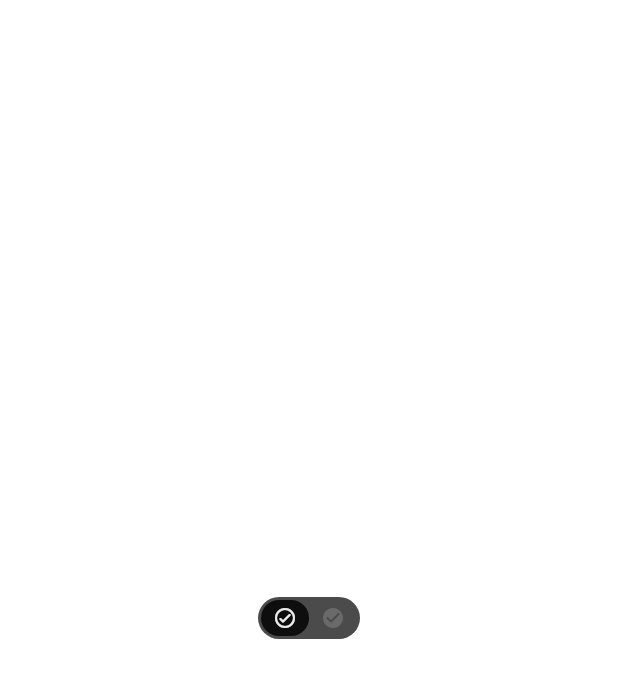
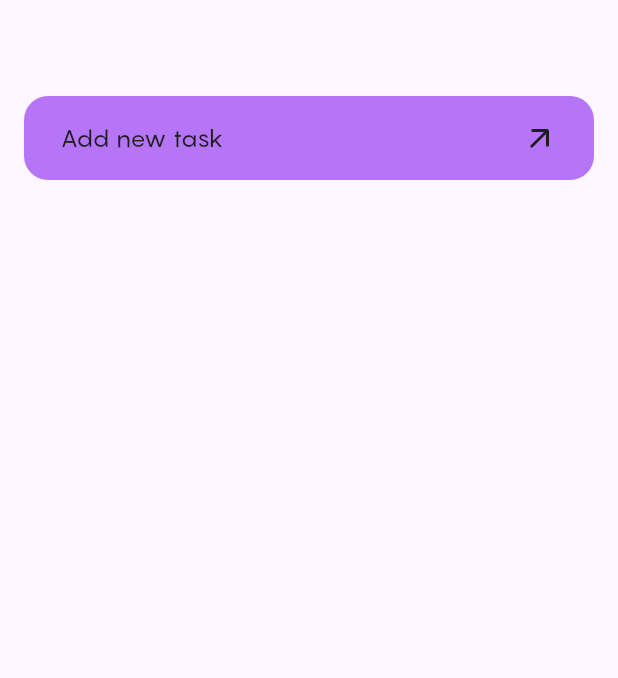
Before and after one commit to andreaaazo/fludo, a Flutter app: the screen it shows after launch, on a phone screen of 412 x 824 dp. Shown: the top 678 px of the screen. Run offline on Flutter 3.47's test engine with Material 3 defaults, Android fonts, the phone set to English and light mode, and no system bars.

Commit message:
build(button,text): Added widget button, text, text_style, font Pangram, grid. Updated colors.

```diff
--- a/lib/main.dart
+++ b/lib/main.dart
@@ -1,5 +1,6 @@
+import 'package:fludo/ui/style/grid.dart';
 import 'package:flutter/material.dart';
-import 'package:fludo/ui/switch.dart';
+import 'package:fludo/ui/button.dart';
 
 void main() => runApp(const FludoApp());
 
@@ -8,9 +9,15 @@ class FludoApp extends StatelessWidget {
 
   @override
   Widget build(BuildContext context) {
-    return Container(
-      alignment: Alignment.center,
-      child: const SwitchButton(),
+    return const MaterialApp(
+      home: Scaffold(
+        body: Grid(
+          child: UIButton(
+            text: "Add new task",
+            icon: Icons.arrow_outward_rounded,
+          ),
+        ),
+      ),
     );
   }
 }
--- /dev/null
+++ b/lib/ui/button.dart
@@ -0,0 +1,73 @@
+import 'package:fludo/ui/style/constants.dart';
+import 'package:fludo/ui/icon.dart';
+import 'package:flutter/material.dart';
+import 'package:fludo/ui/text.dart';
+
+/// UIButton is a custom button widget that displays text and an icon.
+///
+/// It changes its appearance when tapped, providing visual feedback to the user.
+
+class UIButton extends StatefulWidget {
+  final String text;
+  final IconData icon;
+
+  const UIButton({Key? key, required this.text, required this.icon})
+      : super(key: key);
+
+  @override
+  State<UIButton> createState() => _UIButtonState();
+}
+
+class _UIButtonState extends State<UIButton> {
+  /// Background color of the button.
+  Color _background = UIColors.bgPrimaryDefault;
+
+  /// Text color of the button.
+  Color _textColor = UIColors.textInvertedWeak;
+
+  @override
+  Widget build(BuildContext context) {
+    return GestureDetector(
+      onTapUp: _handleTap,
+      onTapDown: _handleTap,
+      child: AnimatedContainer(
+        duration: const Duration(milliseconds: 200),
+        curve: Curves.easeInOutCubic,
+        decoration: BoxDecoration(
+          borderRadius: const BorderRadius.all(Radius.circular(16)),
+          color: _background,
+        ),
+        padding: const EdgeInsets.symmetric(horizontal: 24, vertical: 16),
+        child: Row(
+          textDirection: TextDirection.ltr,
+          mainAxisAlignment: MainAxisAlignment.spaceBetween,
+          crossAxisAlignment: CrossAxisAlignment.start,
+          mainAxisSize: MainAxisSize.max,
+          children: [
+            P100(
+              widget.text,
+              color: _textColor,
+            ),
+            UIIcon(
+              widget.icon,
+              type: 1,
+              color: _textColor,
+            ),
+          ],
+        ),
+      ),
+    );
+  }
+
+  /// Handles tap events by updating button appearance.
+  void _handleTap(_) {
+    setState(() {
+      _background = _background == UIColors.bgPrimaryDefault
+          ? UIColors.bgPrimaryActive
+          : UIColors.bgPrimaryDefault;
+      _textColor = _background == UIColors.bgPrimaryDefault
+          ? UIColors.textInvertedWeak
+          : UIColors.textInvertedDefault;
+    });
+  }
+}
--- /dev/null
+++ b/lib/ui/icon.dart
@@ -0,0 +1,16 @@
+import 'package:flutter/material.dart';
+
+class UIIcon extends Icon {
+  const UIIcon(
+    IconData icon, {
+    required int type,
+    required Color color,
+    Key? key,
+  }) : super(
+          icon,
+          key: key,
+          size: type == 1 ? 24 : 16,
+          weight: 300,
+          color: color,
+        );
+}
--- a/lib/ui/constants.dart
+++ b/lib/ui/style/constants.dart
@@ -6,4 +6,8 @@ class UIColors {
   static Color sliderActive = const Color(0xFF303030);
   static Color iconDisabled = const Color(0xFF6A6A6A);
   static Color iconDefault = const Color(0xFFEBEBEB);
+  static Color bgPrimaryDefault = const Color(0xFFB675F6);
+  static Color bgPrimaryActive = const Color(0xFFCEA1FA);
+  static Color textInvertedWeak = const Color(0xFF1D1D1D);
+  static Color textInvertedDefault = const Color(0xFF0E0E0E);
 }
--- /dev/null
+++ b/lib/ui/style/grid.dart
@@ -0,0 +1,11 @@
+import 'package:flutter/material.dart';
+
+class Grid extends Padding {
+  const Grid({
+    required Widget child,
+    Key? key,
+  }) : super(
+            child: child,
+            padding: const EdgeInsets.symmetric(horizontal: 16, vertical: 64),
+            key: key);
+}
--- /dev/null
+++ b/lib/ui/style/text_style.dart
@@ -0,0 +1,13 @@
+import 'package:flutter/material.dart';
+
+class P100Style extends TextStyle {
+  const P100Style({
+    required Color? color,
+  }) : super(
+          color: color,
+          fontFamily: "Pangram",
+          fontWeight: FontWeight.w400,
+          fontSize: 16,
+          height: 1.5,
+        );
+}
--- a/lib/ui/switch.dart
+++ b/lib/ui/switch.dart
@@ -1,5 +1,5 @@
 import 'package:flutter/material.dart';
-import 'package:fludo/ui/constants.dart';
+import 'package:fludo/ui/style/constants.dart';
 
 class SwitchButton extends StatefulWidget {
   const SwitchButton({Key? key}) : super(key: key);
@@ -29,7 +29,7 @@ class SwitchButtonState extends State<SwitchButton>
   void _initAnimationController() {
     _controller = AnimationController(
       vsync: this,
-      duration: Duration(milliseconds: 400),
+      duration: const Duration(milliseconds: 400),
     )..addStatusListener(_handleAnimationStatus);
   }
 
--- /dev/null
+++ b/lib/ui/text.dart
@@ -0,0 +1,14 @@
+import 'package:flutter/material.dart';
+import 'package:fludo/ui/style/text_style.dart';
+
+class P100 extends Text {
+  P100(
+    String text, {
+    required Color? color,
+    Key? key,
+  }) : super(
+          text,
+          style: P100Style(color: color),
+          key: key,
+        );
+}
```
Also changed, not shown: pubspec.yaml (+5 -6 lines), assets/fonts/pangram/regular.otf (added).
